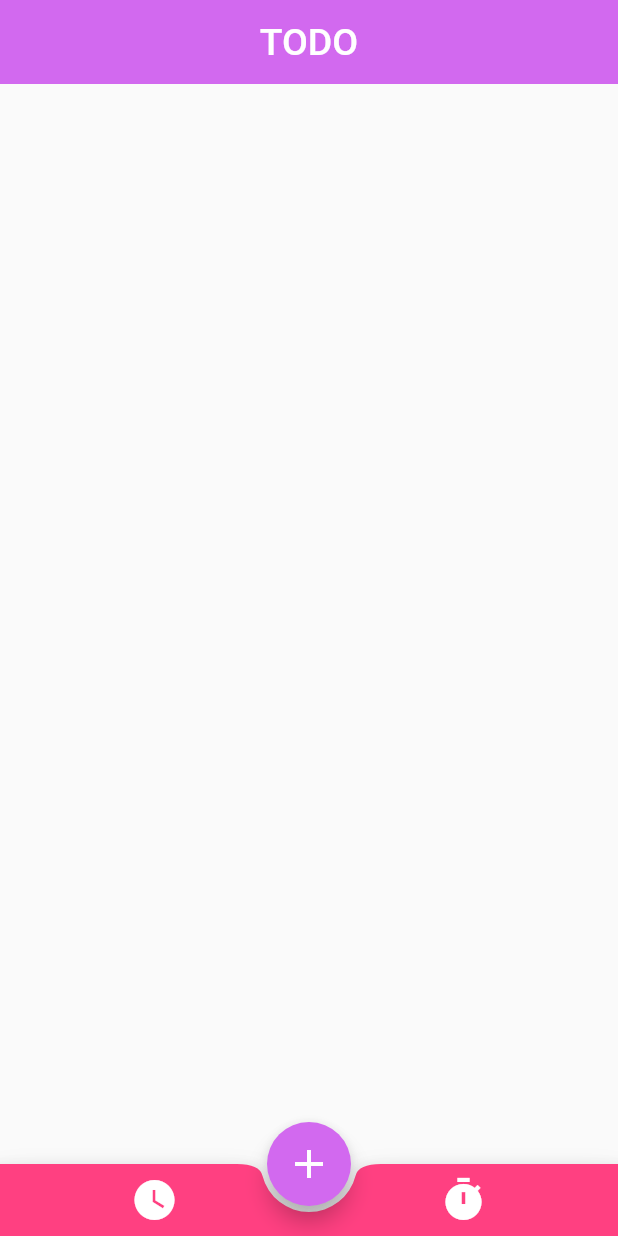
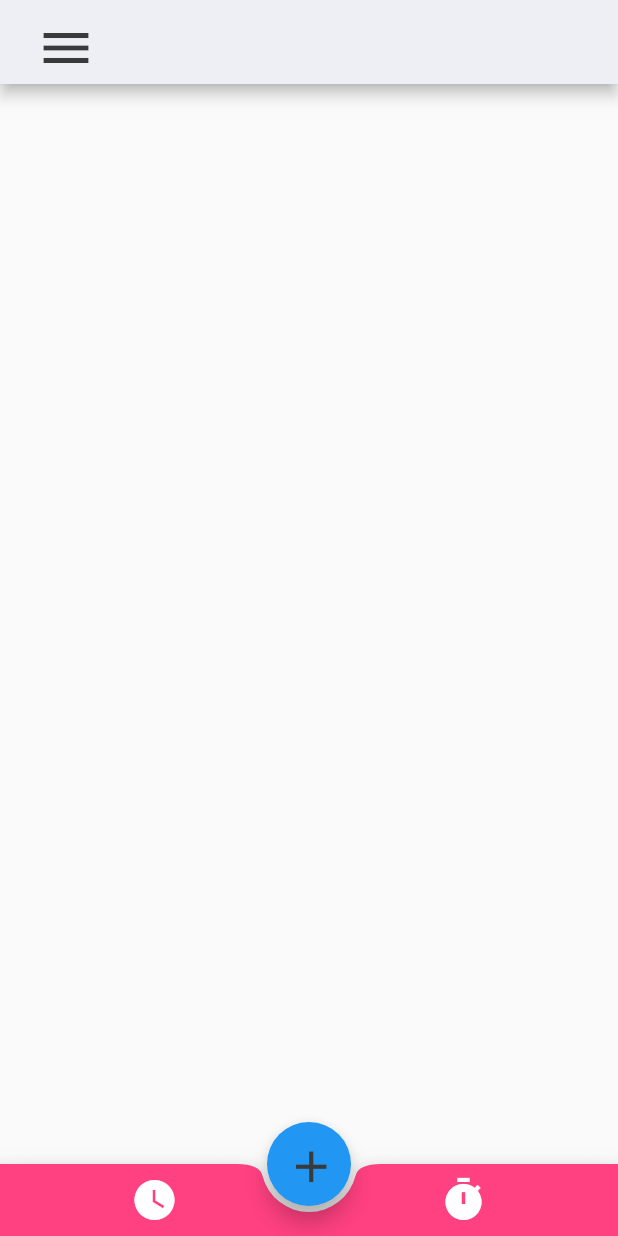
Before and after one commit to thetechgirlgita/ToDoList, a Flutter app: the screen it shows after launch, on a phone screen of 412 x 824 dp. Run offline on Flutter 3.47's test engine with Material 2 defaults, Android fonts, the phone set to English and light mode, and no system bars.

Commit message:
Removing unnecessary UI and adding White colors

```diff
--- a/lib/constants.dart
+++ b/lib/constants.dart
@@ -3,7 +3,9 @@ import 'package:flutter/material.dart';
 
 final DateTime date = DateTime.now();
 
-final Color Purple = Color(0xffd269ef);
+final Color IconColor = Color(0xFF3A3A3A);
+
+final Color AB = Color(0xFFEEEEFF5); // AppBar backgornd colour
 //final Color Card = Color(0xff);
 
 tStyle(
--- a/lib/initialPage.dart
+++ b/lib/initialPage.dart
@@ -12,19 +12,12 @@ class _todoState extends State<todo> {
   Widget build(BuildContext context) {
     return Scaffold(
         appBar: AppBar(
-          backgroundColor: Purple,
-          elevation: 0,
-
-          title: tStyle(
-            "TODO",
-            25,
-            Colors.white,
+          backgroundColor: AB,
+          title: Row(
+            children: [IconB(() {}, Icons.menu, IconColor, 40)],
           ),
-          centerTitle: true,
         ),
         body: Scaffold(
-
-
           bottomNavigationBar: BottomAppBar(
             color: Colors.pinkAccent,
             shape: const CircularNotchedRectangle(),
@@ -50,14 +43,13 @@ class _todoState extends State<todo> {
           ),
           floatingActionButton: FloatingActionButton(
             onPressed: () {},
-        backgroundColor: Purple,
+
             foregroundColor: const Color(0xffffffff),
-        child: const Icon(
-          Icons.add,
-          size: 32,
+            child:  IconB((){}, Icons.add, IconColor, 35
             ),
           ),
-      floatingActionButtonLocation: FloatingActionButtonLocation.centerDocked,
+          floatingActionButtonLocation:
+              FloatingActionButtonLocation.centerDocked,
         ));
   }
 }
```
Lines whose indentation alone changed are shown as unchanged.
